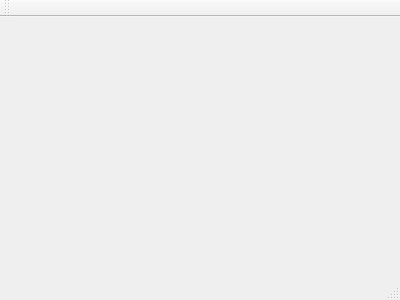
StepFanFly/test_task, file mainwindow.ui: the form before one commit.
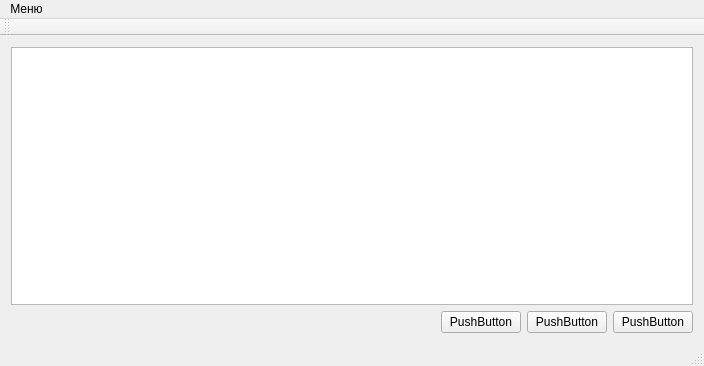
The form after the commit.

```diff
--- a/mainwindow.ui
+++ b/mainwindow.ui
@@ -1,24 +1,108 @@
 <ui version="4.0">
  <class>MainWindow</class>
- <widget class="QMainWindow" name="MainWindow" >
-  <property name="geometry" >
+ <widget class="QMainWindow" name="MainWindow">
+  <property name="geometry">
    <rect>
     <x>0</x>
     <y>0</y>
-    <width>400</width>
-    <height>300</height>
+    <width>704</width>
+    <height>366</height>
    </rect>
   </property>
   <property name="windowTitle" >
    <string>MainWindow</string>
   </property>
-  <widget class="QMenuBar" name="menuBar" />
-  <widget class="QToolBar" name="mainToolBar" />
-  <widget class="QWidget" name="centralWidget" />
-  <widget class="QStatusBar" name="statusBar" />
+  <widget class="QWidget" name="centralWidget">
+   <layout class="QVBoxLayout" name="verticalLayout">
+    <item>
+     <widget class="QTableView" name="tableView"/>
+    </item>
+    <item>
+     <layout class="QHBoxLayout" name="horizontalLayout">
+      <item>
+       <spacer name="horizontalSpacer">
+        <property name="orientation">
+         <enum>Qt::Horizontal</enum>
+        </property>
+        <property name="sizeHint" stdset="0">
+         <size>
+          <width>40</width>
+          <height>20</height>
+         </size>
+        </property>
+       </spacer>
+      </item>
+      <item>
+       <widget class="QPushButton" name="pushButton">
+        <property name="text">
+         <string>PushButton</string>
+        </property>
+       </widget>
+      </item>
+      <item>
+       <widget class="QPushButton" name="pushButton_2">
+        <property name="text">
+         <string>PushButton</string>
+        </property>
+       </widget>
+      </item>
+      <item>
+       <widget class="QPushButton" name="pushButton_3">
+        <property name="text">
+         <string>PushButton</string>
+        </property>
+       </widget>
+      </item>
+     </layout>
+    </item>
+   </layout>
+  </widget>
+  <widget class="QMenuBar" name="menuBar">
+   <property name="geometry">
+    <rect>
+     <x>0</x>
+     <y>0</y>
+     <width>704</width>
+     <height>21</height>
+    </rect>
+   </property>
+   <widget class="QMenu" name="menu">
+    <property name="title">
+     <string>Меню</string>
+    </property>
+    <addaction name="action"/>
+    <addaction name="action_2"/>
+    <addaction name="separator"/>
+    <addaction name="action_4"/>
+   </widget>
+   <addaction name="menu"/>
+  </widget>
+  <widget class="QToolBar" name="mainToolBar">
+   <attribute name="toolBarArea">
+    <enum>TopToolBarArea</enum>
+   </attribute>
+   <attribute name="toolBarBreak">
+    <bool>false</bool>
+   </attribute>
+  </widget>
+  <widget class="QStatusBar" name="statusBar"/>
+  <action name="action">
+   <property name="text">
+    <string>Новое соединение</string>
+   </property>
+  </action>
+  <action name="action_2">
+   <property name="text">
+    <string>Разорвать соединение</string>
+   </property>
+  </action>
+  <action name="action_4">
+   <property name="text">
+    <string>Выход</string>
+   </property>
+  </action>
  </widget>
- <layoutDefault spacing="6" margin="11" />
- <pixmapfunction></pixmapfunction>
+ <layoutdefault spacing="6" margin="11"/>
  <resources/>
  <connections/>
 </ui>
```
Left out of the diff: 3 changed lines with no effect on the pictures.
